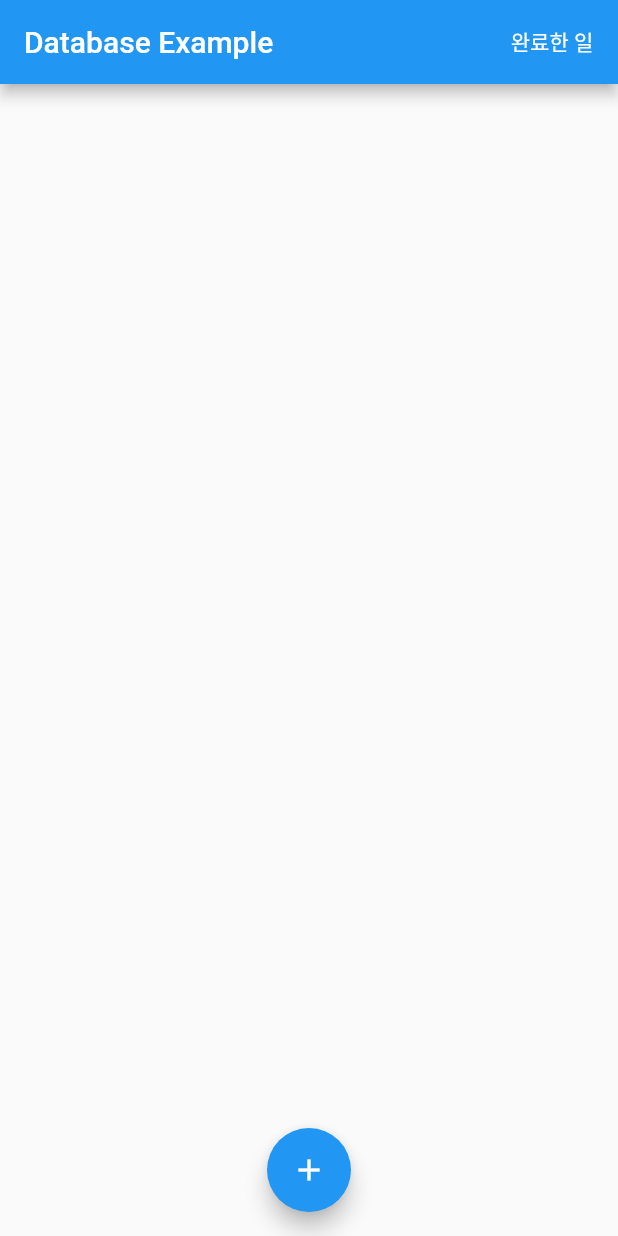
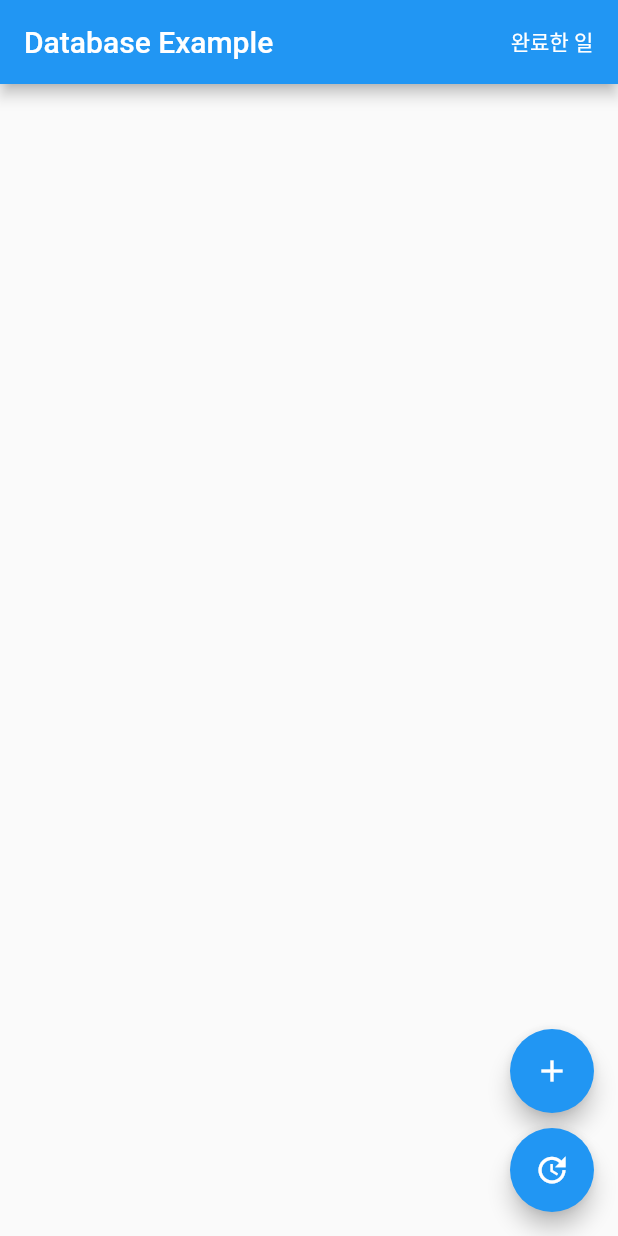
Before and after one commit to junhaesung/flutter-do-it-sql, a Flutter app: the screen it shows after launch, on a phone screen of 412 x 824 dp. Run offline on Flutter 3.47's test engine with Material 2 defaults, Android fonts, the phone set to English and light mode, and no system bars; our stand-ins replace sqflite; accounts and stored records are empty.

Commit message:
완료하지 않은 할 일 모두 완료로 수정하기

```diff
--- a/lib/databaseApp.dart
+++ b/lib/databaseApp.dart
@@ -134,21 +134,40 @@ class _DatabaseApp extends State<DatabaseApp> {
                             },
                           );
                         },
-                        itemCount: snapshot.data != null ? snapshot.data!.length : 0,
+                        itemCount: snapshot.data != null
+                            ? snapshot.data!.length
+                            : 0,
                       );
                   }
                 },
                 future: todoList,
               ))),
-      floatingActionButton: FloatingActionButton(
+      floatingActionButton: Column(
+        children: [
+          FloatingActionButton(
             onPressed: () async {
-          final Todo todo =
+              final Todo? todo =
               await Navigator.of(context).pushNamed('/add') as Todo;
+              if (todo != null) {
                 _insertTodo(todo);
+              }
             },
             child: Icon(Icons.add),
+            heroTag: null,
           ),
-      floatingActionButtonLocation: FloatingActionButtonLocation.centerFloat,
+          SizedBox(
+            height: 10,
+          ),
+          FloatingActionButton(
+            onPressed: () {
+              _updateAll();
+            },
+            heroTag: null,
+            child: Icon(Icons.update),
+          )
+        ],
+        mainAxisAlignment: MainAxisAlignment.end,
+      )
     );
   }
 
@@ -187,4 +206,13 @@ class _DatabaseApp extends State<DatabaseApp> {
     final List<Map<String, dynamic>> maps = await database.query('todos');
     return List.generate(maps.length, (index) => Todo.from(maps[index]));
   }
+
+  void _updateAll() async {
+    final Database database = await widget.db;
+    await database.rawQuery('update todos set active = 1 where active = 0');
+    setState(() {
+      todoList = getTodos();
+    });
   }
+
+}
--- a/lib/todo.dart
+++ b/lib/todo.dart
@@ -24,7 +24,7 @@ class Todo {
       'id': id,
       'title': title,
       'content': content,
-      'active': active,
+      'active': active ? 1 : 0,
     };
   }
 }
```
Lines whose indentation alone changed are shown as unchanged.
